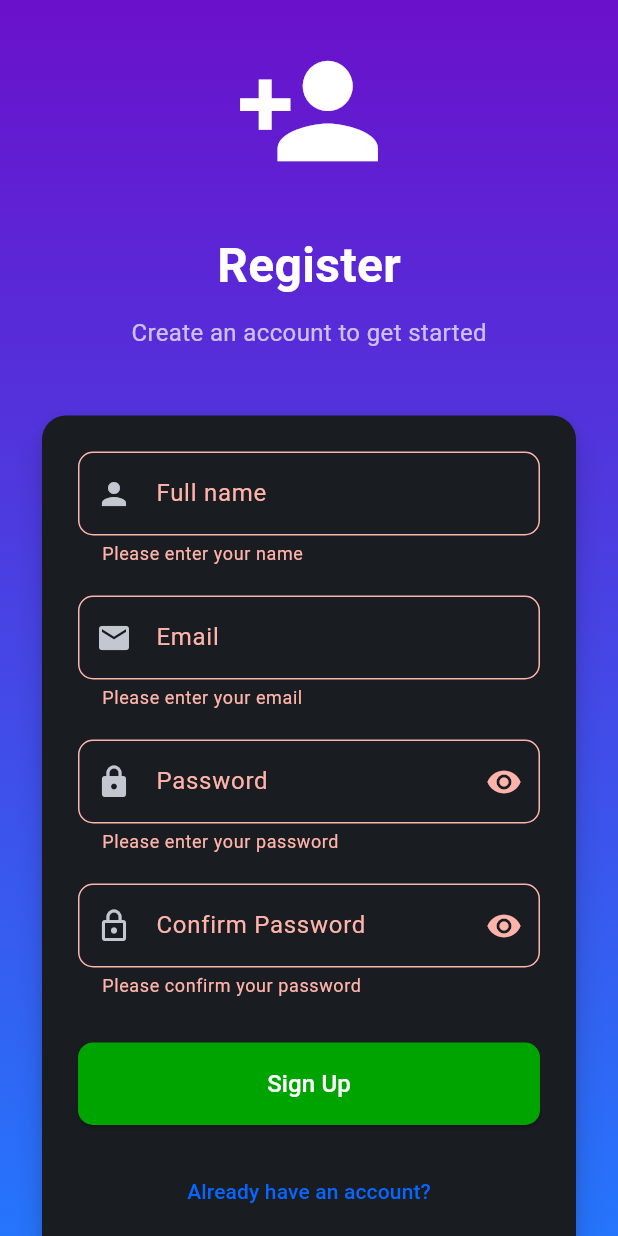
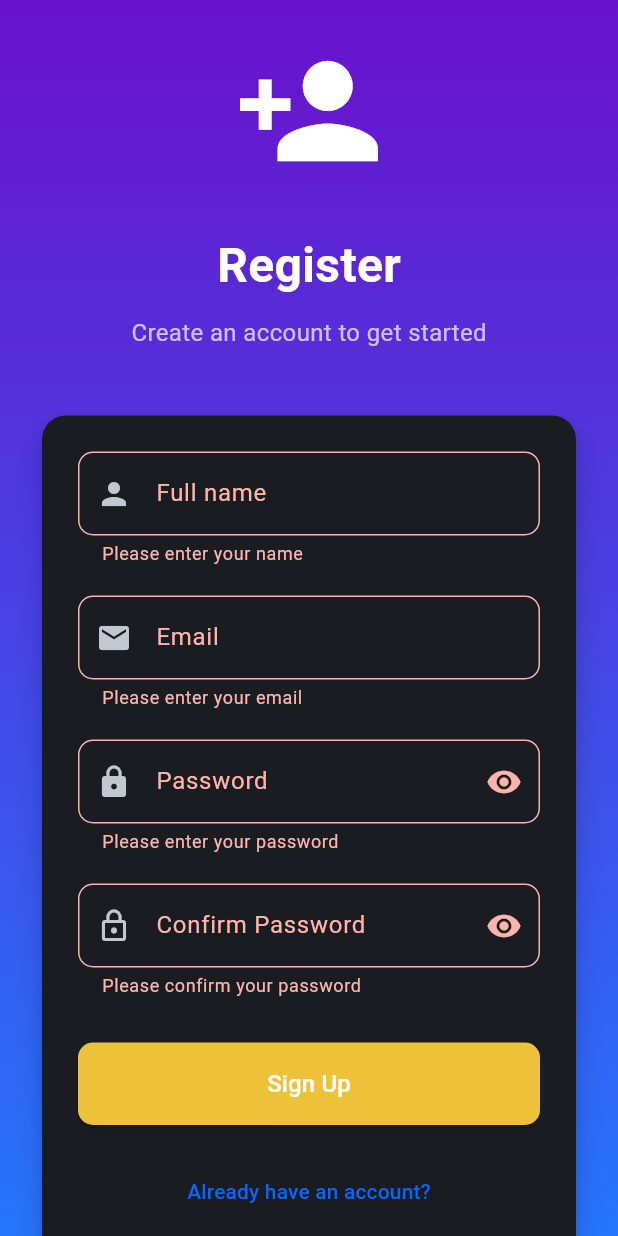
Before and after one commit to EFDEZZ/agend_app, a Flutter app: the RegisterScreen screen opened by its route, after a tap on "Sign Up", on a phone screen of 412 x 824 dp. Run offline on Flutter 3.47's test engine with Material 3 defaults, Android fonts, the phone set to English and light mode, and no system bars; our stand-ins replace go_router, shared_preferences; accounts and stored records are empty.

Commit message:
registerService y registerScreen implemented and workin ok!

```diff
--- a/lib/src/presentation/screens/auth/register_screen.dart
+++ b/lib/src/presentation/screens/auth/register_screen.dart
@@ -1,5 +1,7 @@
+import 'package:agend_app/src/infrastructure/services/services.dart';
 import 'package:flutter/material.dart';
 import 'package:flutter/services.dart';
+import 'package:go_router/go_router.dart';
 
 class RegisterScreen extends StatefulWidget {
   const RegisterScreen({super.key});
@@ -10,18 +12,14 @@ class RegisterScreen extends StatefulWidget {
 
 class _RegisterScreenState extends State<RegisterScreen> {
   final _formKey = GlobalKey<FormState>();
-
   final _nameController = TextEditingController();
-
   final _emailController = TextEditingController();
-
   final _passwordController = TextEditingController();
-
   final _confirmPasswordController = TextEditingController();
 
   bool _obscurePassword = true;
-
   bool _obscureConfirmPassword = true;
+  bool _isLoading = false; // Para manejar el estado de carga
 
   @override
   void dispose() {
@@ -32,6 +30,51 @@ class _RegisterScreenState extends State<RegisterScreen> {
     super.dispose();
   }
 
+  Future<void> _registerUser() async {
+  if (_formKey.currentState!.validate()) {
+    setState(() {
+      _isLoading = true;
+    });
+
+    final result = await RegisterService.registerUser(
+      name: _nameController.text.trim(),
+      email: _emailController.text.trim(),
+      password: _passwordController.text.trim(),
+    );
+
+    setState(() {
+      _isLoading = false;
+    });
+
+    if (!mounted) return;
+
+    if (result['success'] == true) {
+      // Registro exitoso - muestra los datos del usuario
+      // final userData = result['userData'];
+      ScaffoldMessenger.of(context).showSnackBar(
+        SnackBar(
+          content: Text('Registro exitoso!'),
+          backgroundColor: Colors.green,
+        ),
+      );
+
+      // Guarda los datos del usuario si es necesario
+      // Por ejemplo: await saveUserData(userData);
+
+      // Navega a la pantalla principal
+      // Navigator.pushReplacementNamed(context, '/home');
+    } else {
+      // Error en el registro
+      ScaffoldMessenger.of(context).showSnackBar(
+        SnackBar(
+          content: Text(result['message']),
+          backgroundColor: Colors.red,
+        ),
+      );
+    }
+  }
+}
+
   @override
   Widget build(BuildContext context) {
     return Scaffold(
@@ -39,7 +82,7 @@ class _RegisterScreenState extends State<RegisterScreen> {
         value: SystemUiOverlayStyle.light,
         child: Stack(
           children: [
-            // Fondo degradado (igual que en login)
+            // Fondo degradado
             Container(
               decoration: const BoxDecoration(
                 gradient: LinearGradient(
@@ -214,31 +257,9 @@ class _RegisterScreenState extends State<RegisterScreen> {
                               SizedBox(
                                 width: double.infinity,
                                 child: ElevatedButton(
-                                  onPressed: () {
-                                    if (_formKey.currentState!.validate()) {
-                                      // Lógica de registro
-                                      Navigator.pop(
-                                        context,
-                                      ); // Regresa al login después de registrar
-                                      ScaffoldMessenger.of(
-                                        context,
-                                      ).showSnackBar(
-                                        const SnackBar(
-                                          content: Text(
-                                            'Successful registration!',
-                                          ),
-                                          behavior: SnackBarBehavior.floating,
-                                        ),
-                                      );
-                                    }
-                                  },
+                                  onPressed: _isLoading ? null : _registerUser,
                                   style: ElevatedButton.styleFrom(
-                                    backgroundColor: Color.fromRGBO(
-                                      0,
-                                      164,
-                                      0,
-                                      1,
-                                    ),
+                                    backgroundColor: const Color(0xFFEDC238),
                                     padding: const EdgeInsets.symmetric(
                                       vertical: 16,
                                     ),
@@ -246,7 +267,12 @@ class _RegisterScreenState extends State<RegisterScreen> {
                                       borderRadius: BorderRadius.circular(10),
                                     ),
                                   ),
-                                  child: const Text(
+                                  child:
+                                      _isLoading
+                                          ? const CircularProgressIndicator(
+                                            color: Colors.white,
+                                          )
+                                          : const Text(
                                             'Sign Up',
                                             style: TextStyle(
                                               fontSize: 16,
@@ -262,11 +288,10 @@ class _RegisterScreenState extends State<RegisterScreen> {
                                 mainAxisAlignment: MainAxisAlignment.center,
                                 children: [
                                   TextButton(
-                                    onPressed: () {
-                                      Navigator.pop(
-                                        context,
-                                      ); // Regresa al login
-                                    },
+                                    onPressed:
+                                        _isLoading
+                                            ? null
+                                            : () => context.go('/login'),
                                     child: const Text(
                                       'Already have an account?',
                                       style: TextStyle(
```
Also changed, not shown: lib/src/infrastructure/services/auth_services/register_service.dart (added, +75 -0 lines). Lines whose indentation alone changed are shown as unchanged.
